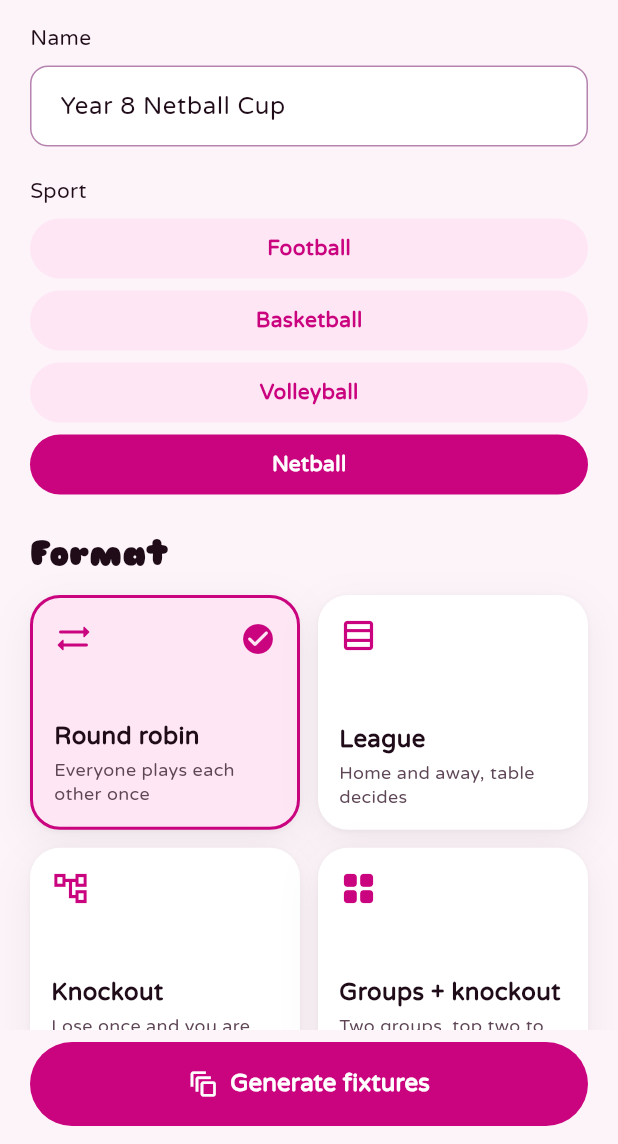
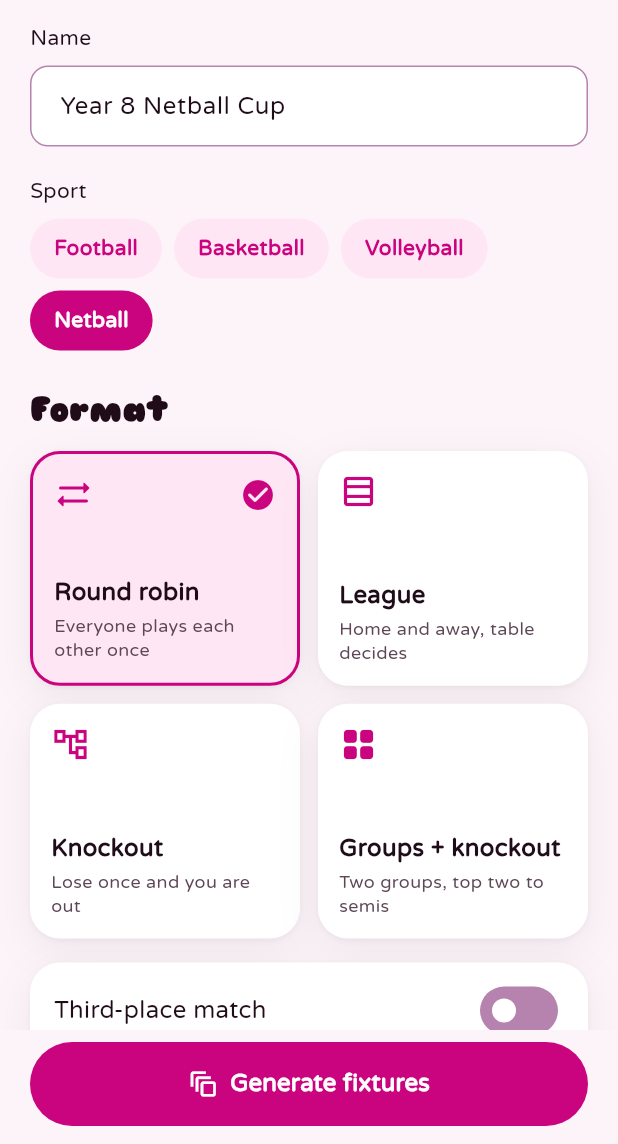
Before and after one commit to tranthienhau/heatsheet-flutter, a Flutter app: the CreateCompetitionScreen screen opened directly, on a phone screen of 412 x 824 dp, the part 92-1236 px from its top. Run offline on Flutter 3.47's test engine with Material 3 defaults, Android fonts, the phone set to English and light mode, and no system bars; our stand-ins replace flutter_riverpod.

Commit message:
fix(ui): chips size to their label, school pill no longer truncated, photos precached, taller station timeline, roster photos first; capture enter-times at the top

```diff
--- a/lib/core/widgets.dart
+++ b/lib/core/widgets.dart
@@ -151,10 +151,12 @@ class SelectChip extends StatelessWidget {
         customBorder: const StadiumBorder(),
         onTap: onTap,
         child: Container(
-          constraints: const BoxConstraints(minHeight: 40),
+          height: 40,
           padding: const EdgeInsets.symmetric(horizontal: 16),
-          alignment: Alignment.center,
-          child: Text(label, style: TextStyle(fontFamily: kBody, fontSize: 14, fontWeight: FontWeight.w600, color: selected ? Colors.white : C.accentFill)),
+          child: Center(
+            widthFactor: 1,
+            child: Text(label, style: TextStyle(fontFamily: kBody, fontSize: 14, fontWeight: FontWeight.w600, color: selected ? Colors.white : C.accentFill)),
+          ),
         ),
       ),
     );
--- a/lib/features/more/more_screen.dart
+++ b/lib/features/more/more_screen.dart
@@ -83,7 +83,10 @@ class _HousesScreenState extends State<HousesScreen> {
   @override
   Widget build(BuildContext context) {
     final roster = SampleData.athletes.where((a) => a.house == house && a.name.toLowerCase().contains(query.toLowerCase())).toList()
-      ..sort((a, b) => a.year.compareTo(b.year));
+      ..sort((a, b) {
+        final p = (a.photo == null ? 1 : 0).compareTo(b.photo == null ? 1 : 0);
+        return p != 0 ? p : a.year.compareTo(b.year);
+      });
     final years = <int, int>{};
     for (final a in SampleData.athletes) {
       years[a.year] = (years[a.year] ?? 0) + 1;
--- a/lib/features/schedule/schedule_screen.dart
+++ b/lib/features/schedule/schedule_screen.dart
@@ -10,7 +10,7 @@ import '../fixtures/fixtures_screen.dart';
 
 const _stations = ['Track', 'Pit A', 'Field 2', 'Throws'];
 const _from = 9 * 60, _to = 12 * 60 + 30;
-const _pxPerMin = 2.2;
+const _pxPerMin = 3.0;
 
 /// Sports-day timetable by station, with clash warnings and a one-tap fix.
 class ScheduleScreen extends ConsumerStatefulWidget {
```
Also changed, not shown: lib/features/onboarding/onboarding.dart (+26 -6 lines), 1 other file.
